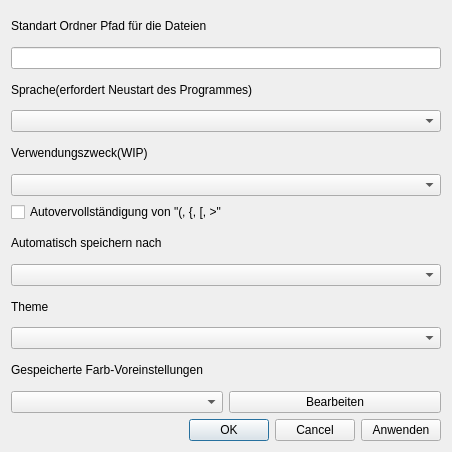
First picture: the form in settingsdialog.ui, repository AwesomeTextEdtor/Texteditor, before the edit.
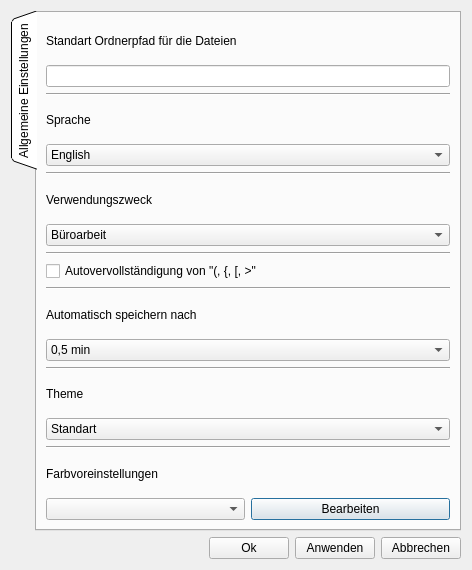
Second picture: the form after the edit.

```diff
--- a/settingsdialog.ui
+++ b/settingsdialog.ui
@@ -6,148 +6,307 @@
    <rect>
     <x>0</x>
     <y>0</y>
-    <width>452</width>
-    <height>452</height>
+    <width>472</width>
+    <height>570</height>
    </rect>
   </property>
   <property name="minimumSize">
    <size>
-    <width>0</width>
-    <height>0</height>
+    <width>472</width>
+    <height>570</height>
    </size>
   </property>
   <property name="windowTitle">
    <string>Einstellungen</string>
   </property>
-  <layout class="QVBoxLayout" name="verticalLayout_5">
+  <layout class="QVBoxLayout" name="verticalLayout_8">
    <item>
-    <layout class="QVBoxLayout" name="verticalLayout">
-     <item>
-      <widget class="QLabel" name="label">
-       <property name="text">
-        <string>Standart Ordner Pfad für die Dateien</string>
-       </property>
-      </widget>
-     </item>
-     <item>
-      <widget class="QLineEdit" name="lineEdit"/>
-     </item>
-    </layout>
-   </item>
-   <item>
-    <layout class="QVBoxLayout" name="verticalLayout_2">
-     <item>
-      <widget class="QLabel" name="label_2">
-       <property name="text">
-        <string>Sprache(erfordert Neustart des Programmes)</string>
-       </property>
-      </widget>
-     </item>
-     <item>
-      <widget class="QComboBox" name="comboBox">
-       <property name="currentText">
-        <string/>
-       </property>
-      </widget>
-     </item>
-    </layout>
-   </item>
-   <item>
-    <layout class="QVBoxLayout" name="verticalLayout_3">
-     <item>
-      <widget class="QLabel" name="label_3">
-       <property name="text">
-        <string>Verwendungszweck(WIP)</string>
-       </property>
-      </widget>
-     </item>
-     <item>
-      <widget class="QComboBox" name="comboBox_2"/>
-     </item>
-    </layout>
-   </item>
-   <item>
-    <widget class="QCheckBox" name="checkBox">
-     <property name="text">
-      <string>Autovervollständigung von &quot;(, {, [, &gt;&quot;</string>
+    <widget class="QTabWidget" name="tabWidget">
+     <property name="tabPosition">
+      <enum>QTabWidget::West</enum>
      </property>
-    </widget>
-   </item>
-   <item>
-    <layout class="QVBoxLayout" name="verticalLayout_4">
-     <item>
-      <widget class="QLabel" name="label_5">
-       <property name="text">
-        <string>Automatisch speichern nach</string>
-       </property>
-      </widget>
-     </item>
-     <item>
-      <widget class="QComboBox" name="comboBox_3"/>
-     </item>
-    </layout>
-   </item>
-   <item>
-    <layout class="QVBoxLayout" name="verticalLayout_6">
-     <item>
-      <widget class="QLabel" name="label_6">
-       <property name="text">
-        <string>Theme</string>
-       </property>
-      </widget>
-     </item>
-     <item>
-      <widget class="QComboBox" name="comboBox_4"/>
-     </item>
-    </layout>
-   </item>
-   <item>
-    <layout class="QVBoxLayout" name="verticalLayout_7">
-     <item>
-      <widget class="QLabel" name="label_4">
-       <property name="text">
-        <string>Gespeicherte Farb-Voreinstellungen</string>
-       </property>
-      </widget>
-     </item>
-     <item>
-      <layout class="QHBoxLayout" name="horizontalLayout">
+     <property name="tabShape">
+      <enum>QTabWidget::Triangular</enum>
+     </property>
+     <property name="currentIndex">
+      <number>0</number>
+     </property>
+     <property name="movable">
+      <bool>true</bool>
+     </property>
+     <widget class="QWidget" name="tabGeneralSettings">
+      <attribute name="title">
+       <string>Allgemeine Einstellungen</string>
+      </attribute>
+      <layout class="QVBoxLayout" name="verticalLayout_7">
        <item>
-        <widget class="QComboBox" name="comboBox_5"/>
+        <layout class="QVBoxLayout" name="verticalLayout">
+         <item>
+          <widget class="QLabel" name="label">
+           <property name="text">
+            <string>Standart Ordnerpfad für die Dateien</string>
+           </property>
+          </widget>
+         </item>
+         <item>
+          <widget class="QLineEdit" name="lineEditPath"/>
+         </item>
+        </layout>
        </item>
        <item>
-        <widget class="QPushButton" name="pushButton">
+        <widget class="Line" name="line">
+         <property name="orientation">
+          <enum>Qt::Horizontal</enum>
+         </property>
+        </widget>
+       </item>
+       <item>
+        <layout class="QVBoxLayout" name="verticalLayout_2">
+         <item>
+          <widget class="QLabel" name="label_3">
+           <property name="text">
+            <string>Sprache</string>
+           </property>
+          </widget>
+         </item>
+         <item>
+          <widget class="QComboBox" name="comboBoxLanguage">
+           <item>
+            <property name="text">
+             <string>English</string>
+            </property>
+           </item>
+           <item>
+            <property name="text">
+             <string>Deutsch</string>
+            </property>
+           </item>
+           <item>
+            <property name="text">
+             <string>Francais</string>
+            </property>
+           </item>
+          </widget>
+         </item>
+        </layout>
+       </item>
+       <item>
+        <widget class="Line" name="line_2">
+         <property name="orientation">
+          <enum>Qt::Horizontal</enum>
+         </property>
+        </widget>
+       </item>
+       <item>
+        <layout class="QVBoxLayout" name="verticalLayout_4">
+         <item>
+          <widget class="QLabel" name="label_4">
+           <property name="text">
+            <string>Verwendungszweck</string>
+           </property>
+          </widget>
+         </item>
+         <item>
+          <widget class="QComboBox" name="comboBoxUsage">
+           <item>
+            <property name="text">
+             <string>Büroarbeit</string>
+            </property>
+           </item>
+           <item>
+            <property name="text">
+             <string>Entwicklung</string>
+            </property>
+           </item>
+           <item>
+            <property name="text">
+             <string>Wissenschaft</string>
+            </property>
+           </item>
+          </widget>
+         </item>
+        </layout>
+       </item>
+       <item>
+        <widget class="Line" name="line_3">
+         <property name="orientation">
+          <enum>Qt::Horizontal</enum>
+         </property>
+        </widget>
+       </item>
+       <item>
+        <widget class="QCheckBox" name="checkBoxAutocomplete">
          <property name="text">
-          <string>Bearbeiten</string>
+          <string>Autovervollständigung von &quot;(, {, [, &gt;&quot;</string>
          </property>
         </widget>
        </item>
+       <item>
+        <widget class="Line" name="line_4">
+         <property name="orientation">
+          <enum>Qt::Horizontal</enum>
+         </property>
+        </widget>
+       </item>
+       <item>
+        <layout class="QVBoxLayout" name="verticalLayout_3">
+         <item>
+          <widget class="QLabel" name="label_2">
+           <property name="text">
+            <string>Automatisch speichern nach</string>
+           </property>
+          </widget>
+         </item>
+         <item>
+          <widget class="QComboBox" name="comboBoxAutosave">
+           <item>
+            <property name="text">
+             <string>0,5 min</string>
+            </property>
+           </item>
+           <item>
+            <property name="text">
+             <string>1 min</string>
+            </property>
+           </item>
+           <item>
+            <property name="text">
+             <string>5 min</string>
+            </property>
+           </item>
+           <item>
+            <property name="text">
+             <string>10 min</string>
+            </property>
+           </item>
+           <item>
+            <property name="text">
+             <string>30 min</string>
+            </property>
+           </item>
+           <item>
+            <property name="text">
+             <string>Nie</string>
+            </property>
+           </item>
+          </widget>
+         </item>
+        </layout>
+       </item>
+       <item>
+        <widget class="Line" name="line_5">
+         <property name="orientation">
+          <enum>Qt::Horizontal</enum>
+         </property>
+        </widget>
+       </item>
+       <item>
+        <layout class="QVBoxLayout" name="verticalLayout_5">
+         <item>
+          <widget class="QLabel" name="label_5">
+           <property name="text">
+            <string>Theme</string>
+           </property>
+          </widget>
+         </item>
+         <item>
+          <widget class="QComboBox" name="comboBoxTheme">
+           <item>
+            <property name="text">
+             <string>Standart</string>
+            </property>
+           </item>
+           <item>
+            <property name="text">
+             <string>Dark</string>
+            </property>
+           </item>
+           <item>
+            <property name="text">
+             <string>Dark Fusion</string>
+            </property>
+           </item>
+           <item>
+            <property name="text">
+             <string>Cusis</string>
+            </property>
+           </item>
+          </widget>
+         </item>
+        </layout>
+       </item>
+       <item>
+        <widget class="Line" name="line_6">
+         <property name="orientation">
+          <enum>Qt::Horizontal</enum>
+         </property>
+        </widget>
+       </item>
+       <item>
+        <layout class="QVBoxLayout" name="verticalLayout_6">
+         <item>
+          <widget class="QLabel" name="label_6">
+           <property name="text">
+            <string>Farbvoreinstellungen</string>
+           </property>
+          </widget>
+         </item>
+         <item>
+          <layout class="QHBoxLayout" name="horizontalLayout_2">
+           <item>
+            <widget class="QComboBox" name="comboBoxColors"/>
+           </item>
+           <item>
+            <widget class="QPushButton" name="buttonEditColors">
+             <property name="text">
+              <string>Bearbeiten</string>
+             </property>
+            </widget>
+           </item>
+          </layout>
+         </item>
+        </layout>
+       </item>
       </layout>
-     </item>
-    </layout>
+     </widget>
+    </widget>
    </item>
    <item>
-    <layout class="QHBoxLayout" name="horizontalLayout_2">
+    <layout class="QHBoxLayout" name="horizontalLayout">
      <item>
-      <widget class="QDialogButtonBox" name="buttonBox">
+      <spacer name="horizontalSpacer">
        <property name="orientation">
         <enum>Qt::Horizontal</enum>
        </property>
-       <property name="standardButtons">
-        <set>QDialogButtonBox::Cancel|QDialogButtonBox::Ok</set>
+       <property name="sizeHint" stdset="0">
+        <size>
+         <width>40</width>
+         <height>20</height>
+        </size>
        </property>
-       <property name="centerButtons">
-        <bool>false</bool>
+      </spacer>
+     </item>
+     <item>
+      <widget class="QPushButton" name="buttonAccept">
+       <property name="text">
+        <string>Ok</string>
        </property>
       </widget>
      </item>
      <item>
-      <widget class="QPushButton" name="applyButton">
+      <widget class="QPushButton" name="buttonApply">
        <property name="text">
         <string>Anwenden</string>
        </property>
       </widget>
      </item>
+     <item>
+      <widget class="QPushButton" name="buttonChancel">
+       <property name="text">
+        <string>Abbrechen</string>
+       </property>
+      </widget>
+     </item>
     </layout>
    </item>
   </layout>
```
Left out of the diff: 37 changed lines with no effect on the pictures.
